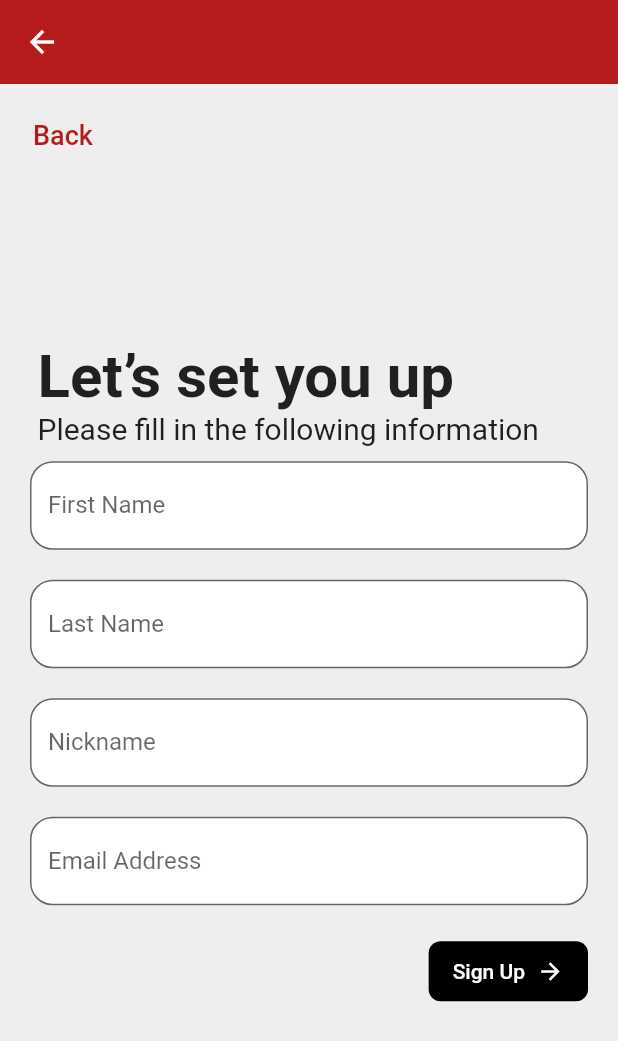
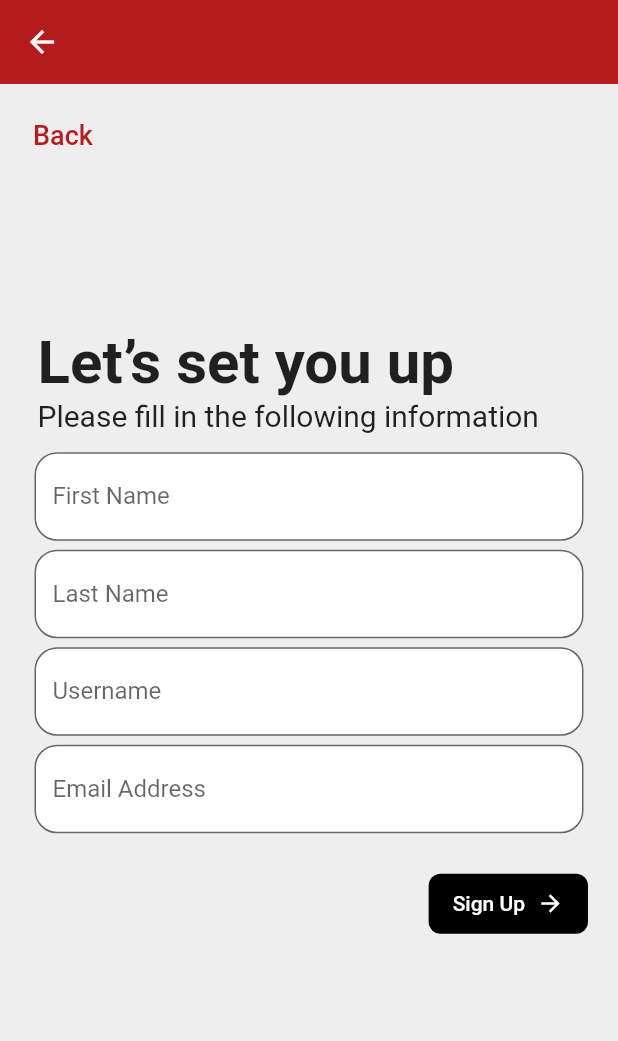
Before and after one commit to najwanhazim/Customer-Relationship-Management, a Flutter app: the SignUp screen opened directly, on a phone screen of 412 x 824 dp. Shown: the top 1041 px of the screen. Run offline on Flutter 3.47's test engine with Material 2 defaults, Android fonts, the phone set to English and light mode, and no system bars; drawn by our look-alikes of reactive_forms; our stand-ins replace custom_sliding_segmented_control, pie_chart; missing offline and left inert: simple_speed_dial; network calls fail.

Commit message:
update UI

```diff
--- a/crm/lib/login/sign_up.dart
+++ b/crm/lib/login/sign_up.dart
@@ -1,4 +1,5 @@
 import 'package:flutter/material.dart';
+import 'package:reactive_forms/reactive_forms.dart';
 
 import '../utils/app_theme_constant.dart';
 import '../utils/app_widget_constant.dart';
@@ -11,6 +12,16 @@ class SignUp extends StatefulWidget {
 }
 
 class _SignUpState extends State<SignUp> {
+
+  final _form = FormGroup({
+    'firstName' : FormControl<String>(),
+    'lastName' : FormControl<String>(),
+    'username' : FormControl<String>(),
+    'email' : FormControl<String>(),
+  });
+
+  final List<String> label = ['First Name', 'Last Name', 'Username', 'Email Address'];
+
   @override
   Widget build(BuildContext context) {
     return Scaffold(
@@ -46,10 +57,11 @@ class _SignUpState extends State<SignUp> {
                       style: TextStyle(fontSize: 20),
                     ),
                   ),
-                  inputField('First Name'),
-                  inputField('Last Name'),
-                  inputField('Nickname'),
-                  inputField('Email Address'),
+                  // inputField('First Name'),
+                  // inputField('Last Name'),
+                  // inputField('Nickname'),
+                  // inputField('Email Address'),
+                  reactiveForm(_form, label),
                   Padding(
                     padding: AppTheme.padding10,
                     child: Row(
--- a/crm/lib/main.dart
+++ b/crm/lib/main.dart
@@ -23,7 +23,7 @@ class MyApp extends StatelessWidget {
       ),
       initialRoute: '/',
       routes: {
-        '/' : (context) => DashboardStats()
+        '/' : (context) => DashboardActivity(),
       },
     );
   }
--- a/crm/lib/utils/app_widget_constant.dart
+++ b/crm/lib/utils/app_widget_constant.dart
@@ -3,6 +3,7 @@ import 'package:crm/utils/app_string_constant.dart';
 import 'package:crm/utils/app_theme_constant.dart';
 import 'package:flutter/material.dart';
 import 'package:pie_chart/pie_chart.dart';
+import 'package:reactive_forms/reactive_forms.dart';
 import 'package:simple_speed_dial/simple_speed_dial.dart';
 
 AppBar appBarPage(BuildContext context) {
@@ -171,6 +172,38 @@ Widget inputField(String title) {
   );
 }
 
+Widget reactiveForm(FormGroup _form, List<String> label) {
+  return ReactiveForm(
+    formGroup: _form,
+    child: Padding(
+      padding: AppTheme.padding10,
+      child: Column(
+        children: [
+          reactiveTextField('firstName', label[0]),
+          reactiveTextField('lastName', label[1]),
+          reactiveTextField('username', label[2]),
+          reactiveTextField('email', label[3])
+        ],
+      ),
+    ),
+  );
+}
+
+Widget reactiveTextField(String data, String label) {
+  return Padding(
+    padding: AppTheme.padding3,
+    child: ReactiveTextField<dynamic>(
+      key: Key(data),
+      formControlName: data,
+      decoration: InputDecoration(
+            labelText: label,
+            filled: true,
+            fillColor: AppTheme.white,
+            border: OutlineInputBorder(borderRadius: BorderRadius.circular(15))),
+    ),
+  );
+}
+
 Widget backButton(BuildContext context) {
   return TextButton(
     onPressed: () {
--- a/crm/pubspec.yaml
+++ b/crm/pubspec.yaml
@@ -33,6 +33,7 @@ dependencies:
   simple_speed_dial: ^0.1.7
   pie_chart: ^5.4.0
   custom_sliding_segmented_control: ^1.8.4
+  reactive_forms: 15.0.0
 
 
   # The following adds the Cupertino Icons font to your application.
```
Also changed, not shown: crm/lib/login/sign_up_page_2.dart (+25 -10 lines), crm/pubspec.lock.
